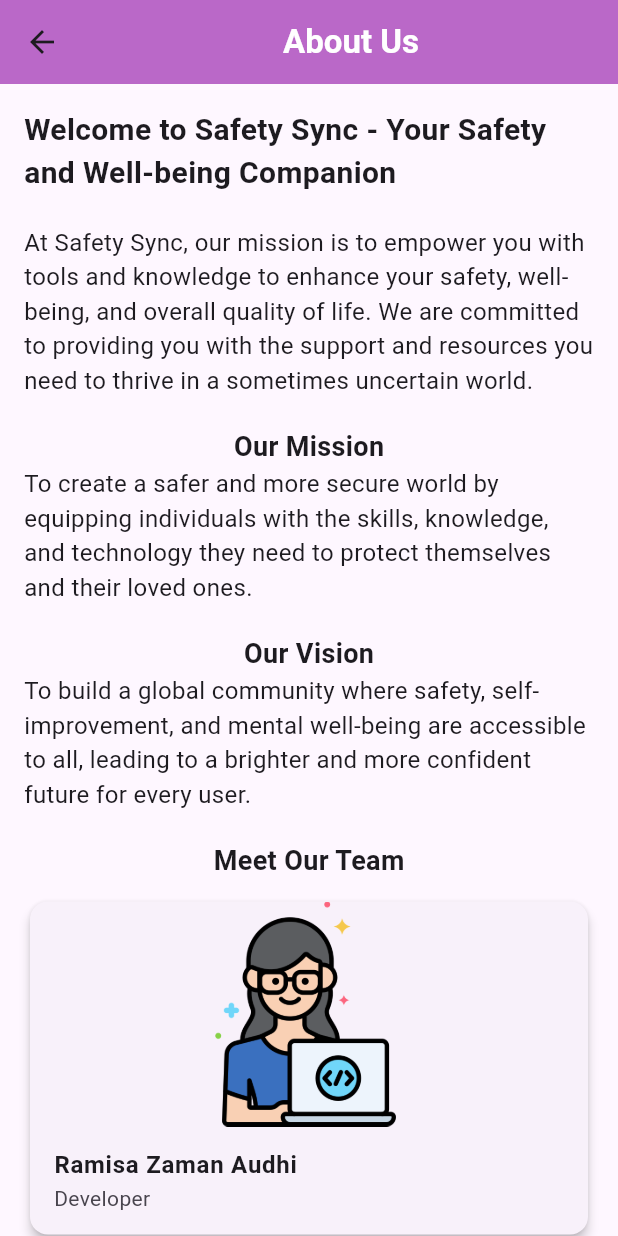
After one commit to Zameon/safety_syncc, a Flutter app: the MyHomePage screen opened directly, after a tap on "About Us", on a phone screen of 412 x 824 dp. The commit adds this screen. Run offline on Flutter 3.47's test engine with Material 2 defaults, Android fonts, the phone set to English and light mode, and no system bars; our stand-ins replace cloud_firestore, firebase_auth, firebase_core, flutter_rating_bar, google_maps_flutter, location and 1 more; accounts and stored records are empty; network calls fail.

Commit message:
sad commit

```diff
--- /dev/null
+++ b/lib/screens/About.dart
@@ -0,0 +1,137 @@
+import 'package:flutter/material.dart';
+
+class AboutUsPage extends StatefulWidget {
+  String Title;
+
+  AboutUsPage({required this.Title});
+  @override
+  State<AboutUsPage> createState() => _AboutUsPageState();
+}
+
+class _AboutUsPageState extends State<AboutUsPage> {
+  @override
+  Widget build(BuildContext context) {
+    return Scaffold(
+      appBar: AppBar(
+        backgroundColor: Colors.purple[300],
+        title: const Center(
+          child: Text(
+            'About Us',
+            style: TextStyle(
+              fontWeight: FontWeight.bold,
+              color: Colors.white,
+            ),
+          ),
+        ),
+      ),
+      body: SingleChildScrollView(
+        padding: const EdgeInsets.all(16.0),
+        child: Column(
+          crossAxisAlignment: CrossAxisAlignment.center,
+          children: <Widget>[
+            // Introduction
+            Text(
+              'Welcome to Safety Sync - Your Safety and Well-being Companion',
+              style: TextStyle(
+                fontSize: 20,
+                fontWeight: FontWeight.bold,
+              ),
+            ),
+            SizedBox(height: 20),
+            Text(
+              'At Safety Sync, our mission is to empower you with tools and knowledge to enhance your safety, well-being, and overall quality of life. We are committed to providing you with the support and resources you need to thrive in a sometimes uncertain world.',
+              style: TextStyle(fontSize: 16),
+            ),
+            SizedBox(height: 20),
+
+            // Mission and Vision
+            Text(
+              'Our Mission',
+              style: TextStyle(
+                fontSize: 18,
+                fontWeight: FontWeight.bold,
+              ),
+            ),
+            Text(
+              'To create a safer and more secure world by equipping individuals with the skills, knowledge, and technology they need to protect themselves and their loved ones.',
+              style: TextStyle(fontSize: 16),
+            ),
+            SizedBox(height: 20),
+
+            Text(
+              'Our Vision',
+              style: TextStyle(
+                fontSize: 18,
+                fontWeight: FontWeight.bold,
+              ),
+            ),
+            Text(
+              'To build a global community where safety, self-improvement, and mental well-being are accessible to all, leading to a brighter and more confident future for every user.',
+              style: TextStyle(fontSize: 16),
+            ),
+            SizedBox(height: 20),
+
+            // Team Introduction
+            Text(
+              'Meet Our Team',
+              style: TextStyle(
+                fontSize: 18,
+                fontWeight: FontWeight.bold,
+              ),
+            ),
+            SizedBox(height: 10),
+
+            // Replace the placeholders with your team members' details
+            TeamMemberCard(
+              name: 'Ramisa Zaman Audhi',
+              role: 'Developer',
+              image: 'images/person3.png', // Path to the team member's image
+            ),
+            TeamMemberCard(
+              name: 'Sadia Sultana',
+              role: 'Developer',
+              image: 'images/person2.png', // Path to the team member's image
+            ),
+            TeamMemberCard(
+              name: 'Saiyma Sittul Muna',
+              role: 'Developer',
+              image: 'images/person1.png', // Path to the team member's image
+            ),
+          ],
+        ),
+      ),
+    );
+  }
+}
+
+class TeamMemberCard extends StatelessWidget {
+  final String name;
+  final String role;
+  final String image;
+
+  TeamMemberCard({required this.name, required this.role, required this.image});
+
+  @override
+  Widget build(BuildContext context) {
+    return Card(
+      elevation: 3,
+      child: Column(
+        children: <Widget>[
+          Image.asset(
+            image,
+            fit: BoxFit.cover,
+            height: 150,
+            width: 150,
+          ),
+          ListTile(
+            title: Text(
+              name,
+              style: TextStyle(fontWeight: FontWeight.bold),
+            ),
+            subtitle: Text(role),
+          ),
+        ],
+      ),
+    );
+  }
+}
--- a/lib/screens/MyHomePage.dart
+++ b/lib/screens/MyHomePage.dart
@@ -1,5 +1,7 @@
 import 'package:flutter/cupertino.dart';
 import 'package:flutter/material.dart';
+import 'package:safety_syncc/screens/About.dart';
+import 'package:safety_syncc/screens/Feedback.dart';
 import 'package:safety_syncc/screens/MoodSelectionPage.dart';
 import 'package:safety_syncc/screens/SDmain.dart';
 
@@ -26,6 +28,7 @@ class _MyHomePageState extends State<MyHomePage> {
             'Safety Sync',
             style: TextStyle(
               fontWeight: FontWeight.bold,
+              color: Colors.white,
             ),
           ),
         ),
@@ -142,6 +145,14 @@ class _MyHomePageState extends State<MyHomePage> {
                 Navigator.push(context, MaterialPageRoute(
                     builder: (context) => MoodSelect()));
               }
+              else if(text == 'About Us') {
+                Navigator.push(context, MaterialPageRoute(
+                    builder: (context) => AboutUsPage(Title: text,)));
+              }
+              else if(text == 'Feedback') {
+                Navigator.push(context, MaterialPageRoute(
+                    builder: (context) => FeedbackPage()));
+              }
             }
 
         ),
--- a/pubspec.yaml
+++ b/pubspec.yaml
@@ -31,6 +31,7 @@ dependencies:
   flutter:
     sdk: flutter
   url_launcher: ^6.1.14
+  flutter_rating_bar: ^4.0.0
 
 
   # The following adds the Cupertino Icons font to your application.
```
Also changed, not shown: lib/screens/Feedback.dart (added, +126 -0 lines), images/person1.png (added), images/person2.png (added), images/person3.png (added), pubspec.lock.
